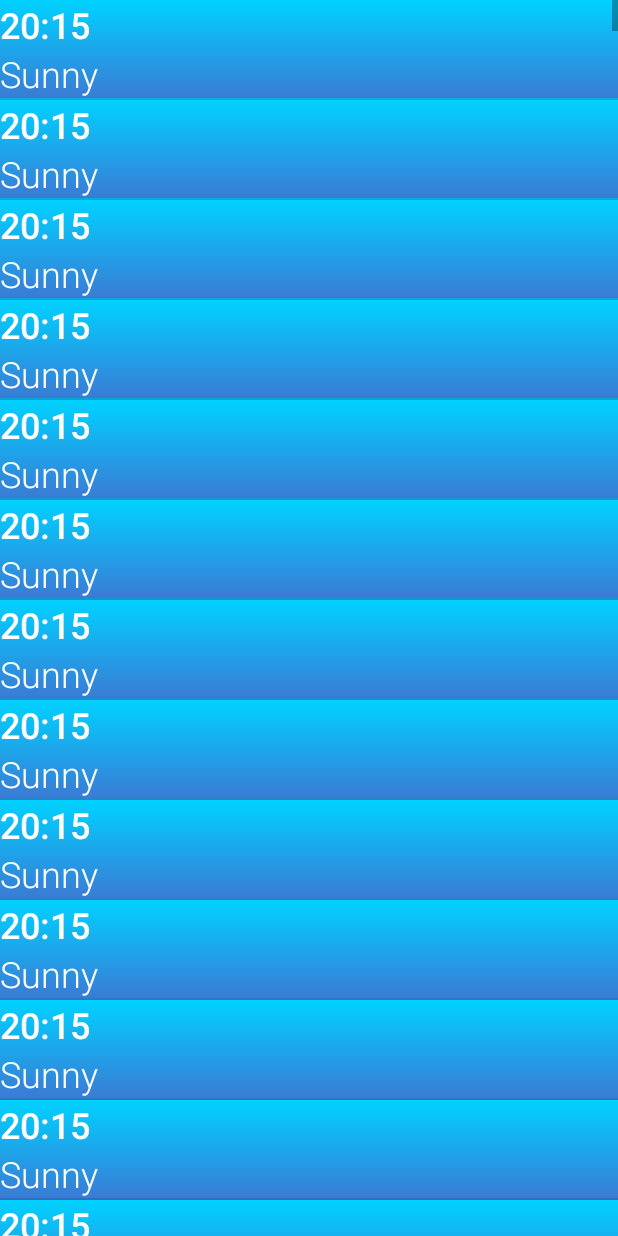
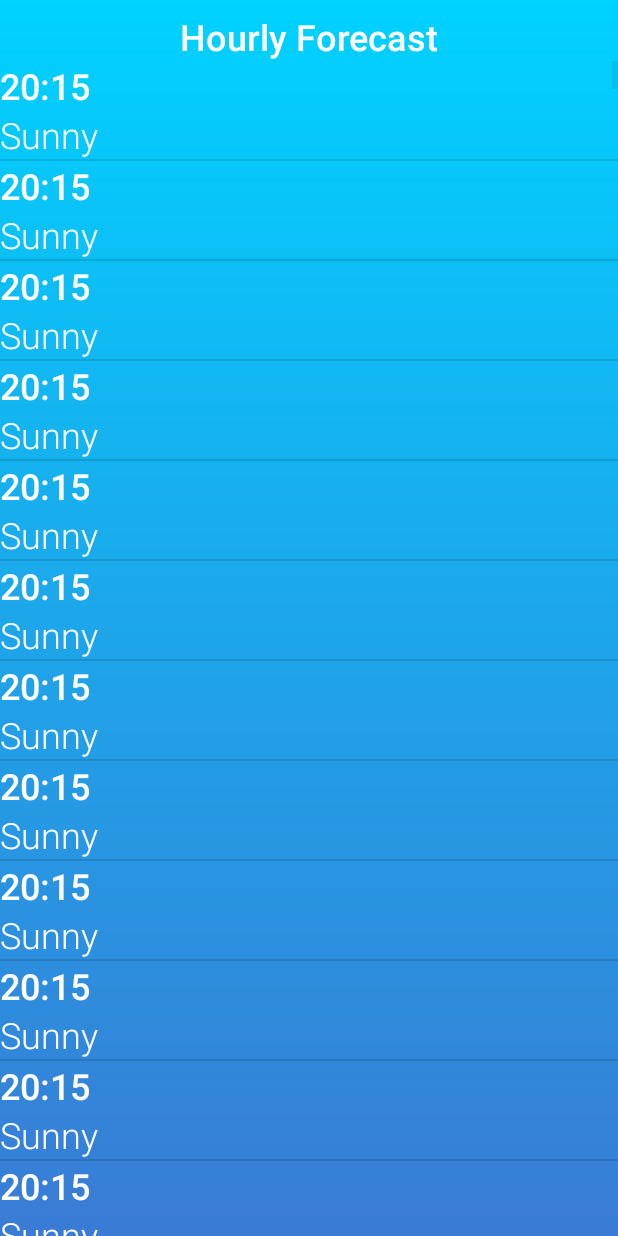
Before and after one commit to pablo384/ColorWeather, an Android app: the HourlyWeatherActivity screen opened directly, with no data from a screen before it, on a phone screen of 412 x 824 dp. Run offline under Robolectric (Android 15) with nearby library versions, the phone set to English and light mode, and no system bars; our stand-ins replace ButterKnife; network calls fail.

```diff
--- a/app/src/main/java/com/proeduka/colorweather/HourlyWeatherActivity.java
+++ b/app/src/main/java/com/proeduka/colorweather/HourlyWeatherActivity.java
@@ -3,17 +3,25 @@ package com.proeduka.colorweather;
 import android.app.Activity;
 import android.app.ListActivity;
 import android.os.Bundle;
+import android.widget.ListView;
 
 import com.proeduka.colorweather.adapters.HourlyWeatherAdapter;
 
 import java.util.ArrayList;
 
-public class HourlyWeatherActivity extends ListActivity {
+import butterknife.BindView;
+import butterknife.ButterKnife;
+
+public class HourlyWeatherActivity extends Activity {
+
+    @BindView(R.id.hourlyListView)
+    ListView hourlyListView;
 
     @Override
     protected void onCreate(Bundle savedInstanceState) {
         super.onCreate(savedInstanceState);
         setContentView(R.layout.activity_hourly_weather);
+        ButterKnife.bind(this);
 
         ArrayList<Hour> hourArrayList = new ArrayList<Hour>();
 
@@ -25,7 +33,7 @@ public class HourlyWeatherActivity extends ListActivity {
 
         HourlyWeatherAdapter hourlyWeatherAdapter = new HourlyWeatherAdapter(hourArrayList,this);
 
-        setListAdapter(hourlyWeatherAdapter);
+        hourlyListView.setAdapter(hourlyWeatherAdapter);
 
 
 
--- a/app/src/main/res/layout/activity_hourly_weather.xml
+++ b/app/src/main/res/layout/activity_hourly_weather.xml
@@ -7,7 +7,7 @@
     tools:context="com.proeduka.colorweather.HourlyWeatherActivity">
 
     <TextView
-        android:id="@+id/HourlyWeatherTitleTextView"
+        android:id="@+id/hourlyWeatherTitleTextView"
         style="@style/mainFont"
         android:layout_width="match_parent"
         android:layout_height="wrap_content"
@@ -19,9 +19,10 @@
         android:textStyle="bold" />
 
     <ListView
-        android:id="@android:id/list"
+        android:id="@+id/hourlyListView"
         android:layout_width="match_parent"
         android:layout_height="match_parent"
+        android:layout_below="@+id/hourlyWeatherTitleTextView"
         android:layout_centerHorizontal="true" />
 
 </RelativeLayout>
--- a/app/src/main/res/layout/hourly_list_item.xml
+++ b/app/src/main/res/layout/hourly_list_item.xml
@@ -3,7 +3,7 @@
     android:layout_width="match_parent"
     android:layout_height="match_parent"
     xmlns:tools="http://schemas.android.com/tools"
-    android:background="@drawable/bg_gradient_blue"
+    tools:background="@drawable/bg_gradient_blue"
     android:orientation="vertical">
 
     <TextView
```
